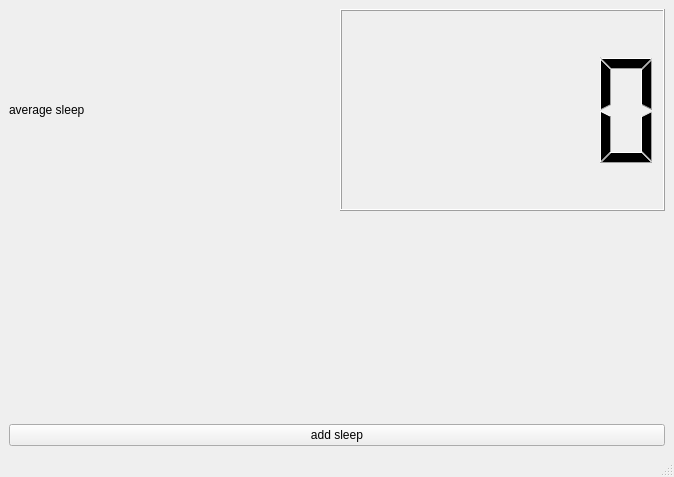
Above: mainwindow.ui from S-VIN/sleepingDiary before the change. Below: the same form after it.
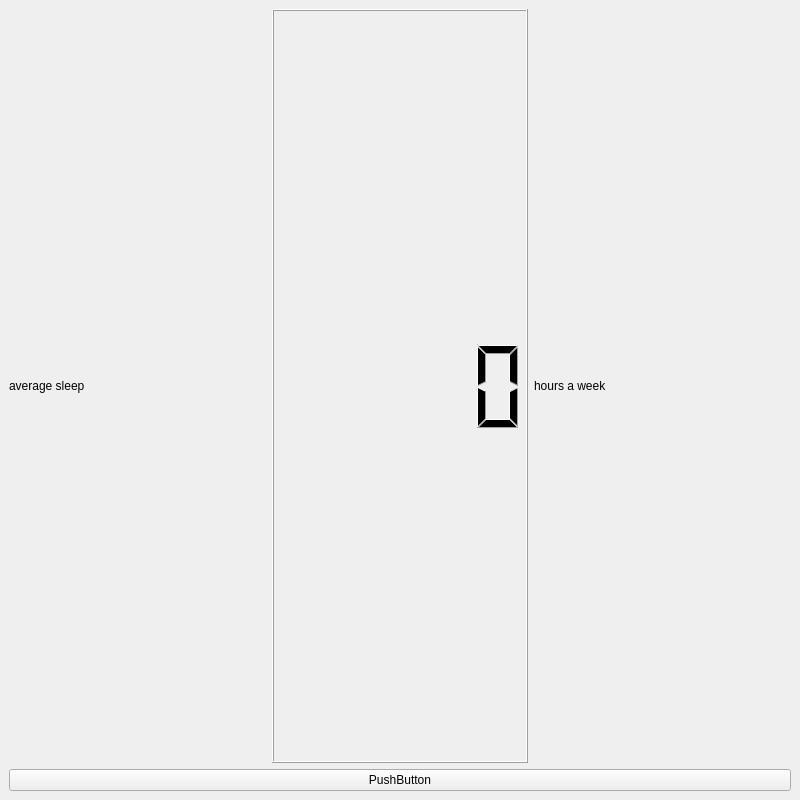
That is the form after the change.

What changed in the file:
```diff
--- a/mainwindow.ui
+++ b/mainwindow.ui
@@ -6,19 +6,17 @@
    <rect>
     <x>0</x>
     <y>0</y>
-    <width>674</width>
-    <height>477</height>
+    <width>800</width>
+    <height>800</height>
    </rect>
   </property>
   <property name="windowTitle">
    <string>MainWindow</string>
   </property>
   <widget class="QWidget" name="centralwidget">
-   <layout class="QHBoxLayout" name="horizontalLayout">
-    <item>
      <layout class="QVBoxLayout" name="verticalLayout">
       <item>
-       <layout class="QHBoxLayout" name="horizontalLayout_2">
+     <layout class="QHBoxLayout" name="horizontalLayout">
         <item>
          <widget class="QLabel" name="label">
           <property name="text">
@@ -29,33 +27,27 @@
         <item>
          <widget class="QLCDNumber" name="lcdNumber"/>
         </item>
+      <item>
+       <widget class="QLabel" name="label_2">
+        <property name="text">
+         <string>hours a week</string>
+        </property>
+       </widget>
+      </item>
        </layout>
       </item>
       <item>
-       <widget class="QWidget" name="widget" native="true"/>
+     <layout class="QVBoxLayout" name="verticalLayout_2"/>
       </item>
       <item>
        <widget class="QPushButton" name="pushButton">
         <property name="text">
-         <string>add sleep</string>
+       <string>PushButton</string>
         </property>
        </widget>
       </item>
      </layout>
-    </item>
-   </layout>
   </widget>
-  <widget class="QMenuBar" name="menubar">
-   <property name="geometry">
-    <rect>
-     <x>0</x>
-     <y>0</y>
-     <width>674</width>
-     <height>21</height>
-    </rect>
-   </property>
-  </widget>
-  <widget class="QStatusBar" name="statusbar"/>
  </widget>
  <resources/>
  <connections/>
```
Left out of the diff: 2 changed lines with no effect on the pictures. Lines whose indentation alone changed are shown as unchanged.
